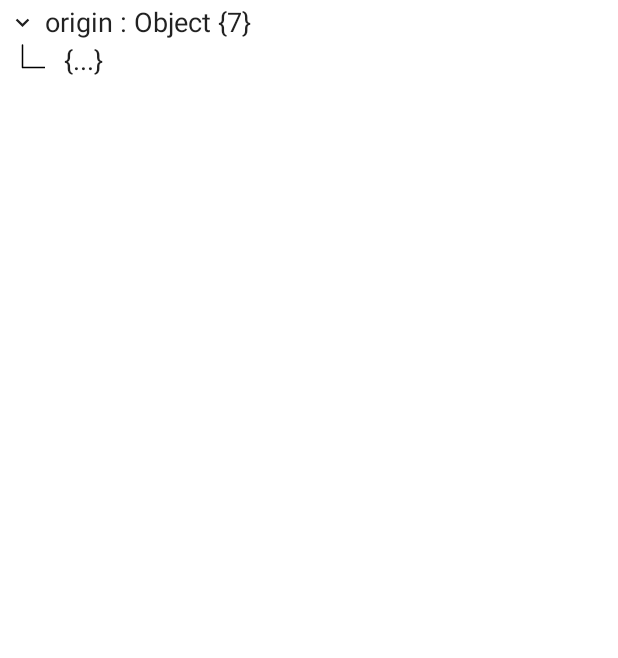
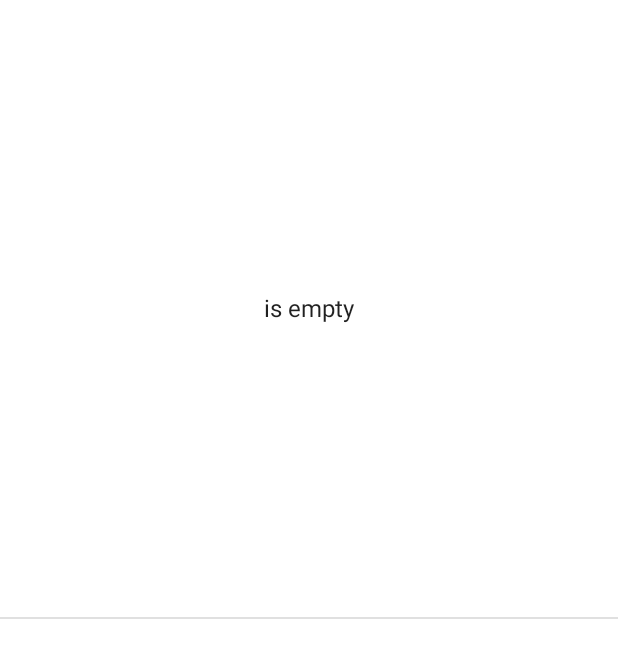
Before and after one commit to Irineu333/JSONTreeViewer, an Android app built with Jetpack Compose: the screen it shows after launch (MainActivity), on a phone screen of 412 x 824 dp. Shown: the top 658 px of the screen. Run offline under Robolectric (Android 15) with nearby library versions, the phone set to English and light mode, and no system bars.

```diff
--- a/app/src/main/AndroidManifest.xml
+++ b/app/src/main/AndroidManifest.xml
@@ -10,9 +10,9 @@
         android:supportsRtl="true"
         android:theme="@style/Theme.NeoJSON">
         <activity
+            android:windowSoftInputMode="adjustResize"
             android:name=".MainActivity"
             android:exported="true"
-            android:label="@string/app_name"
             android:theme="@style/Theme.NeoJSON">
             <intent-filter>
                 <action android:name="android.intent.action.MAIN" />
--- a/app/src/main/java/com/neo/json/MainActivity.kt
+++ b/app/src/main/java/com/neo/json/MainActivity.kt
@@ -3,80 +3,47 @@ package com.neo.json
 import android.os.Bundle
 import androidx.activity.ComponentActivity
 import androidx.activity.compose.setContent
+import androidx.activity.viewModels
 import androidx.compose.foundation.layout.fillMaxSize
 import androidx.compose.material.MaterialTheme
 import androidx.compose.material.Surface
 import androidx.compose.runtime.Composable
 import androidx.compose.ui.Modifier
 import androidx.compose.ui.tooling.preview.Preview
+import androidx.lifecycle.lifecycleScope
 import com.neo.json.ui.theme.NeoJSONTheme
-import org.json.JSONArray
-import org.json.JSONObject
+import kotlinx.coroutines.flow.MutableStateFlow
+import kotlinx.coroutines.flow.collect
+import kotlinx.coroutines.launch
 
 class MainActivity : ComponentActivity() {
+
+    private val viewModel : MainViewModel by viewModels()
+
     override fun onCreate(savedInstanceState: Bundle?) {
         super.onCreate(savedInstanceState)
+
+        lifecycleScope.launch {
+            viewModel.jsonState.collect {
                 setContent {
                     NeoJSONTheme {
                         Surface(
                             modifier = Modifier.fillMaxSize(),
                             color = MaterialTheme.colors.background
                         ) {
-                    Main()
+                            MainScreen(it, onValueChange = viewModel::onValueChange)
+                        }
+                    }
                 }
             }
         }
     }
 }
 
-@Preview(showBackground = true)
+@Preview(showBackground = true, showSystemUi = true)
 @Composable
 private fun DefaultPreview() {
     NeoJSONTheme {
-        Main()
+        MainScreen("") {}
     }
 }
-
-@Composable
-private fun Main() {
-    val json = JSONObject()
-
-    json.put("nome", "Irineu")
-    json.put("idade", 23)
-    json.put("programador", true)
-    json.put("altura", 1.73)
-
-    val languages = JSONArray()
-
-    languages.put("Java")
-    languages.put("Kotlin")
-
-    json.put("languages", languages)
-
-    val friends = JSONArray()
-
-    friends.put(
-        JSONObject().apply {
-            put("name", "Carlos")
-            put("languages", JSONArray().apply {
-                put("Java")
-            })
-        }
-    )
-
-    friends.put(
-        JSONObject().apply {
-            put("name", "Kleber")
-            put("languages", JSONArray().apply {
-                put("Java")
-                put("JavaScript")
-            })
-        }
-    )
-
-    json.put("mansões", JSONArray())
-
-    json.put("friends", friends)
-
-    JsonObject("origin", json = json)
-}
--- a/app/src/main/java/com/neo/json/MainScreen.kt
+++ b/app/src/main/java/com/neo/json/MainScreen.kt
@@ -1,19 +1,149 @@
 package com.neo.json
 
+import androidx.compose.foundation.horizontalScroll
+import androidx.compose.foundation.layout.*
+import androidx.compose.foundation.rememberScrollState
+import androidx.compose.foundation.text.BasicTextField
+import androidx.compose.foundation.verticalScroll
+import androidx.compose.material.Divider
+import androidx.compose.material.Text
 import androidx.compose.runtime.Composable
+import androidx.compose.ui.Alignment
+import androidx.compose.ui.Modifier
 import androidx.compose.ui.tooling.preview.Preview
+import androidx.compose.ui.unit.dp
+import org.json.JSONArray
+import org.json.JSONObject
+import org.json.JSONTokener
 
 @Composable
-fun MainScreen() {
+fun MainScreen(jsonState: String, onValueChange: (String) -> Unit) {
 
+    BoxWithConstraints {
+        if (maxWidth < maxHeight) {
+            MainPhoneScreen(jsonState = jsonState, onValueChange)
+        } else {
+            MainTabletScreen(jsonState = jsonState, onValueChange)
+        }
+    }
 
 }
 
 @Composable
-@Preview(
-    showSystemUi = true,
-    showBackground = true
-)
+private fun MainPhoneScreen(jsonState: String, onValueChange: (String) -> Unit) {
+    Column(
+        modifier = Modifier.fillMaxSize(),
+        verticalArrangement = Arrangement.SpaceAround,
+    ) {
+        JsonViewer(
+            jsonString = jsonState,
+            modifier = Modifier
+                .fillMaxWidth()
+                .weight(1f)
+        )
+
+        Divider()
+
+        BasicTextField(
+            value = jsonState,
+            onValueChange = onValueChange,
+            modifier = Modifier
+                .padding(8.dp)
+                .fillMaxWidth()
+                .weight(1f)
+                .horizontalScroll(rememberScrollState())
+        )
+    }
+}
+
+@Composable
+fun MainTabletScreen(jsonState: String, onValueChange: (String) -> Unit) {
+    Row(
+        modifier = Modifier.fillMaxSize(),
+        horizontalArrangement = Arrangement.SpaceAround,
+    ) {
+        JsonViewer(
+            jsonString = jsonState,
+            modifier = Modifier
+                .fillMaxHeight()
+                .weight(1f)
+
+        )
+
+        Divider(
+            modifier = Modifier
+                .width(1.dp)
+                .fillMaxHeight()
+        )
+
+        BasicTextField(
+            value = jsonState,
+            onValueChange = onValueChange,
+            modifier = Modifier
+                .padding(8.dp)
+                .fillMaxHeight()
+                .weight(1f)
+        )
+    }
+}
+
+@Composable
+fun JsonViewer(jsonString: String, modifier: Modifier = Modifier) {
+    if (jsonString.isEmpty()) {
+        Box(
+            modifier = modifier,
+            contentAlignment = Alignment.Center
+        ) {
+            Text(text = "is empty")
+        }
+
+    } else {
+        runCatching {
+            when (val value = JSONTokener(jsonString).nextValue()) {
+                is JSONObject, is JSONArray -> {
+                    Box(
+                        modifier = modifier
+                            .fillMaxSize()
+                            .verticalScroll(rememberScrollState())
+                            .horizontalScroll(rememberScrollState()),
+                    ) {
+                        JsonObject(
+                            origin = "origin",
+                            json = value,
+                            defaultExpanded = true
+                        )
+                    }
+                }
+
+                else -> {
+                    Box(
+                        modifier = modifier,
+                        contentAlignment = Alignment.Center
+                    ) {
+                        Text(text = "invalid origin")
+                    }
+                }
+            }
+
+        }.onFailure {
+            Box(
+                modifier = modifier,
+                contentAlignment = Alignment.Center
+            ) {
+                Text(text = "invalid")
+            }
+        }
+    }
+}
+
+@Composable
+@Preview(showBackground = true)
 fun MainScreenPreview() {
+    MainScreen("") {}
+}
 
+@Composable
+@Preview(showBackground = true, widthDp = 600, heightDp = 300)
+fun MainTabletScreenPreview() {
+    MainTabletScreen("") {}
 }
--- /dev/null
+++ b/app/src/main/java/com/neo/json/MainViewModel.kt
@@ -0,0 +1,17 @@
+package com.neo.json
+
+import androidx.lifecycle.ViewModel
+import androidx.lifecycle.viewModelScope
+import kotlinx.coroutines.flow.MutableStateFlow
+import kotlinx.coroutines.flow.StateFlow
+import kotlinx.coroutines.launch
+
+class MainViewModel : ViewModel() {
+
+    private val _jsonState = MutableStateFlow("")
+    val jsonState: StateFlow<String> = _jsonState
+
+    fun onValueChange(jsonString: String) {
+        _jsonState.value = jsonString
+    }
+}
--- a/build.gradle
+++ b/build.gradle
@@ -2,7 +2,8 @@ buildscript {
     ext {
         compose_version = '1.0.1'
     }
-}// Top-level build file where you can add configuration options common to all sub-projects/modules.
+}
+
 plugins {
     id 'com.android.application' version '7.1.0' apply false
     id 'com.android.library' version '7.1.0' apply false
```
Also changed, not shown: app/build.gradle (+7 -2 lines), app/src/main/java/com/neo/json/JsonViewer.kt (+28 -50 lines). Lines whose indentation alone changed are shown as unchanged.
